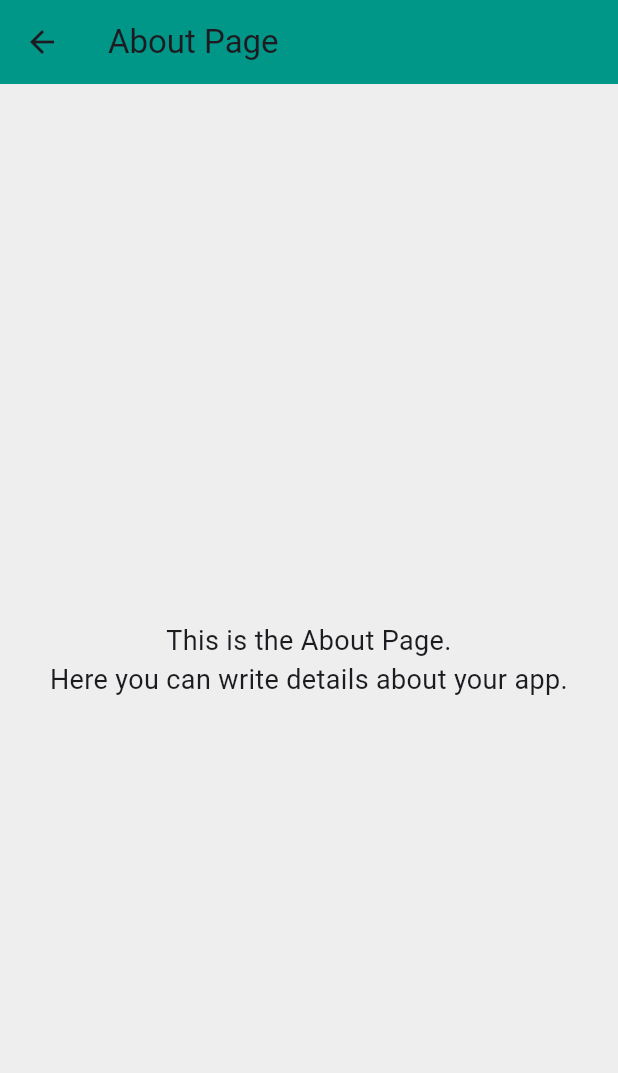
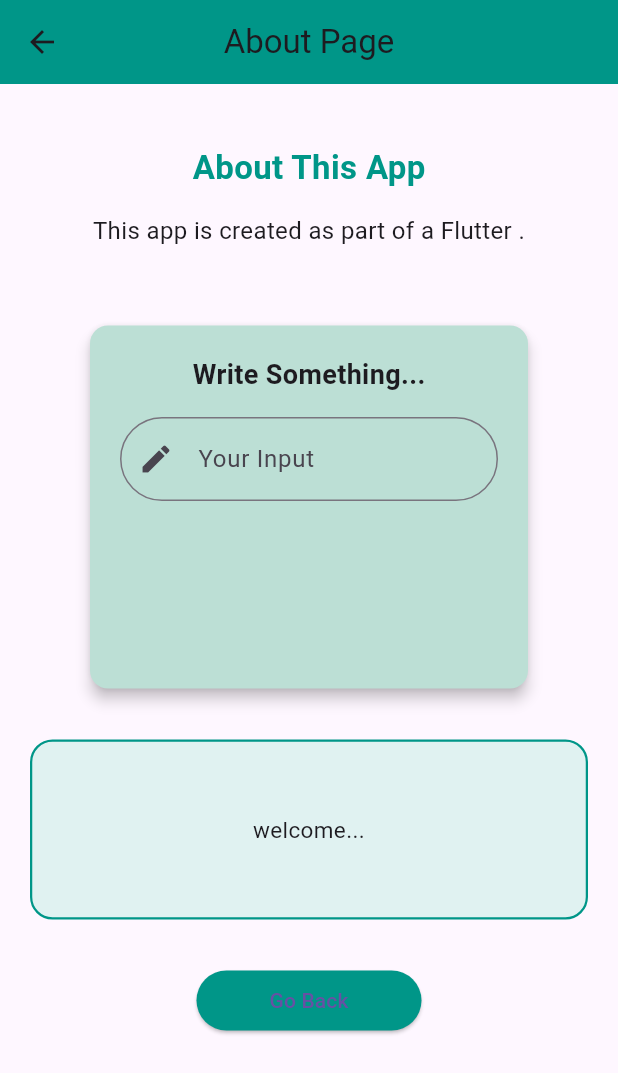
Before and after one commit to Joysree-art/flutter_project2.0, a Flutter app: the screen it shows after launch, in the side drawer, after a tap on "About Page", on a phone screen of 412 x 824 dp. Shown: the top 1073 px of the screen. Run offline on Flutter 3.47's test engine with Material 3 defaults, Android fonts, the phone set to English and light mode, and no system bars.

Commit message:
Initial upload of flutter_project2.0

```diff
--- a/lib/about_page.dart
+++ b/lib/about_page.dart
@@ -1,7 +1,14 @@
 import 'package:flutter/material.dart';
 
-class AboutPage extends StatelessWidget {
+class AboutPage extends StatefulWidget {
   const AboutPage({super.key});
+
+  @override
+  State<AboutPage> createState() => _AboutPageState();
+}
+
+class _AboutPageState extends State<AboutPage> {
+  TextEditingController textController = TextEditingController();
 
   @override
   Widget build(BuildContext context) {
@@ -9,12 +16,105 @@ class AboutPage extends StatelessWidget {
       appBar: AppBar(
         title: const Text("About Page"),
         backgroundColor: Colors.teal,
+        centerTitle: true,
       ),
-      body: const Center(
-        child: Text(
-          "This is the About Page.\nHere you can write details about your app.",
-          textAlign: TextAlign.center,
-          style: TextStyle(fontSize: 18),
+
+      body: SingleChildScrollView(
+        child: Padding(
+          padding: const EdgeInsets.all(20.0),
+          child: Column(
+            crossAxisAlignment: CrossAxisAlignment.center,
+            children: [
+              const SizedBox(height: 20),
+
+              // Heading Text
+              const Text(
+                "About This App",
+                style: TextStyle(
+                  fontSize: 22,
+                  fontWeight: FontWeight.bold,
+                  color: Colors.teal,
+                ),
+              ),
+
+              const SizedBox(height: 15),
+
+              const Text(
+                "This app is created as part of a Flutter .\n",
+                textAlign: TextAlign.center,
+                style: TextStyle(fontSize: 16),
+              ),
+
+              const SizedBox(height: 25),
+
+              // New Feature: Form Card (Mam taught)
+              SizedBox(
+                height: 250,
+                width: 300,
+                child: Card(
+                  elevation: 4,
+                  color: const Color.fromARGB(255, 188, 223, 213),
+                  child: Padding(
+                    padding: const EdgeInsets.all(20.0),
+                    child: Column(
+                      children: [
+                        const Text(
+                          "Write Something...",
+                          style: TextStyle(
+                            fontSize: 18,
+                            fontWeight: FontWeight.bold,
+                          ),
+                        ),
+                        const SizedBox(height: 15),
+
+                        TextFormField(
+                          controller: textController,
+                          decoration: const InputDecoration(
+                            hintText: "Write something...",
+                            labelText: "Your Input",
+                            prefixIcon: Icon(Icons.edit),
+                            border: OutlineInputBorder(
+                              borderRadius: BorderRadius.all(Radius.circular(50)),
+                            ),
+                          ),
+                        ),
+                      ],
+                    ),
+                  ),
+                ),
+              ),
+
+              const SizedBox(height: 30),
+
+              // Previous Decorated Container — kept it with upgraded text
+              Container(
+                height: 120,
+                width: double.infinity,
+                decoration: BoxDecoration(
+                  color: Colors.teal.shade50,
+                  borderRadius: BorderRadius.circular(15),
+                  border: Border.all(color: Colors.teal, width: 1.5),
+                ),
+                alignment: Alignment.center,
+                child: const Text(
+                  "welcome...",
+                  textAlign: TextAlign.center,
+                  style: TextStyle(fontSize: 15),
+                ),
+              ),
+
+              const SizedBox(height: 30),
+
+              ElevatedButton(
+                onPressed: () => Navigator.pop(context),
+                style: ElevatedButton.styleFrom(
+                  backgroundColor: Colors.teal,
+                  fixedSize: const Size(150, 40),
+                ),
+                child: const Text("Go Back"),
+              ),
+            ],
+          ),
         ),
       ),
     );
--- a/lib/home_screen.dart
+++ b/lib/home_screen.dart
@@ -105,7 +105,7 @@ class HomeScreen extends StatelessWidget {
                   border: Border.all(color: Colors.teal, width: 2),
                 ),
                 child: const Text(
-                  "This is a decorated container",
+                  "Hello, it's me Joysree",
                   style: TextStyle(fontSize: 16, color: Colors.black87),
                 ),
               ),
--- a/lib/main.dart
+++ b/lib/main.dart
@@ -11,12 +11,8 @@ class MyApp extends StatelessWidget {
   @override
   Widget build(BuildContext context) {
     return MaterialApp(
-      title: 'My Flutter Design',
       debugShowCheckedModeBanner: false,
-      theme: ThemeData(
-        primarySwatch: Colors.teal,
-        scaffoldBackgroundColor: Colors.grey.shade200,
-      ),
+      theme: ThemeData.light(),
       home: const HomeScreen(),
     );
   }
```
